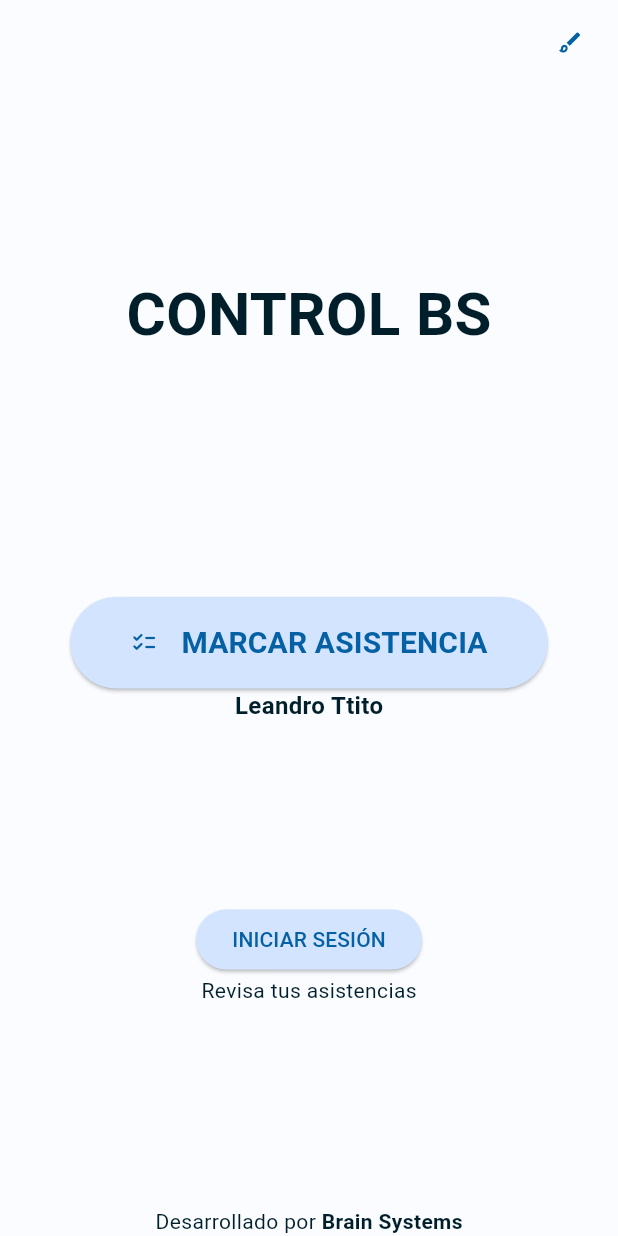
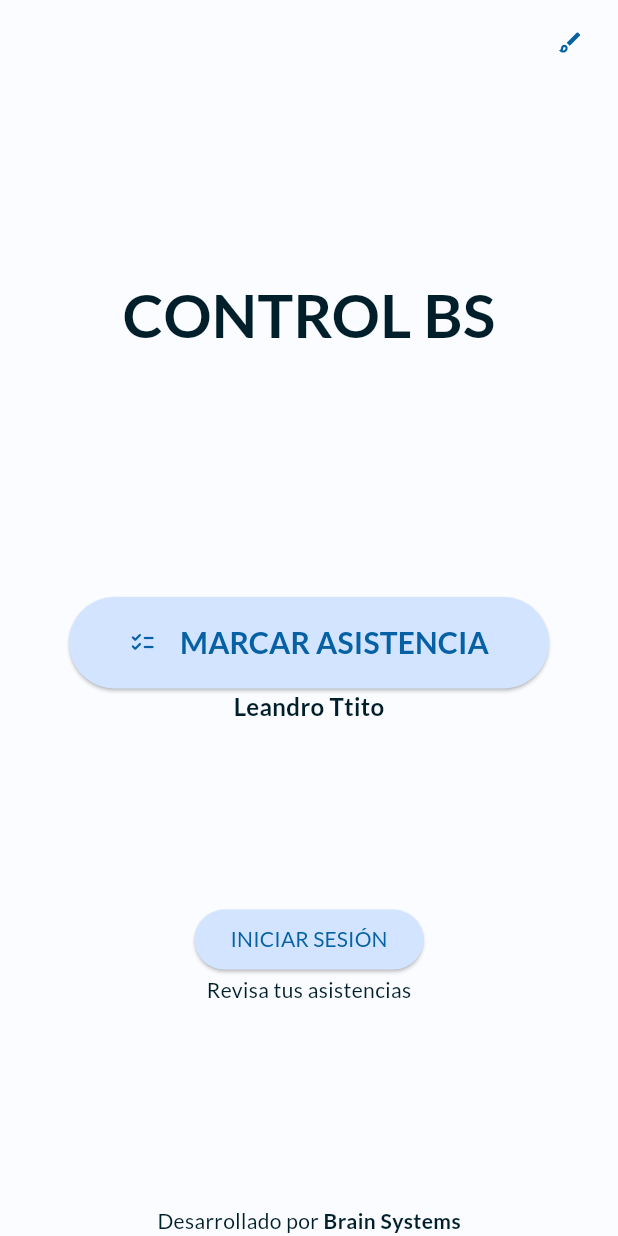
Before and after one commit to e1len-code/ControlBS-Mobile, a Flutter app: the screen it shows after launch, on a phone screen of 412 x 824 dp. Run offline on Flutter 3.47's test engine with Material 2 defaults, Android fonts, the light colour scheme and no system bars; our stand-ins replace go_router, google_fonts.

Commit message:
fix: add ThemeData(light and dark)

```diff
--- a/lib/main.dart
+++ b/lib/main.dart
@@ -1,6 +1,7 @@
 import 'package:controlbs_mobile/color_schemes.g.dart';
 import 'package:controlbs_mobile/theme_stuff.dart';
 import 'package:flutter/material.dart';
+import 'package:google_fonts/google_fonts.dart';
 
 import 'go_router.dart';
 
@@ -18,10 +19,16 @@ class MyApp extends StatefulWidget {
 class _MyAppState extends State<MyApp> {
   @override
   Widget build(BuildContext context) {
-    ThemeData dark =
-        ThemeData(useMaterial3: true, colorScheme: darkColorScheme);
-    ThemeData light =
-        ThemeData(useMaterial3: true, colorScheme: lightColorScheme);
+    ThemeData dark = ThemeData(
+      useMaterial3: true,
+      colorScheme: darkColorScheme,
+      fontFamily: GoogleFonts.lato().fontFamily,
+    );
+    ThemeData light = ThemeData(
+      useMaterial3: true,
+      colorScheme: lightColorScheme,
+      fontFamily: GoogleFonts.lato().fontFamily,
+    );
 
     ThemeStuff appValueNotifier = ThemeStuff.instance();
     return ValueListenableBuilder(
```
